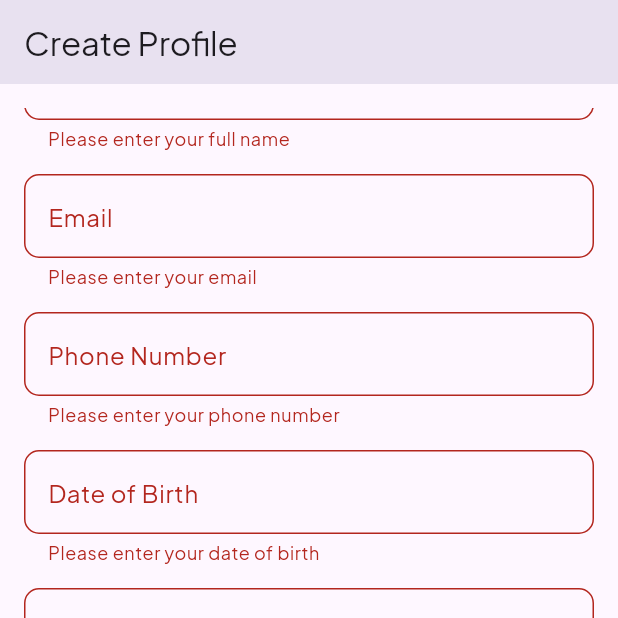
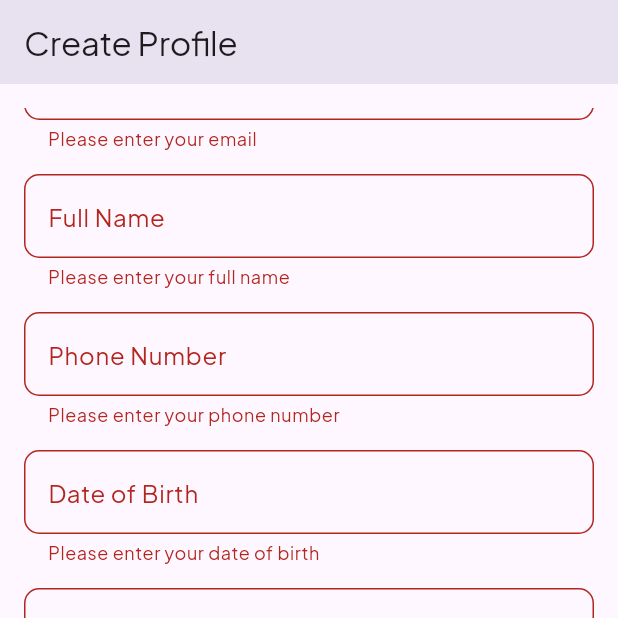
Before and after one commit to Rajvardhan-Desai/AlumniConnect, a Flutter app: the CreateProfileScreen screen opened directly, scrolled down 204 dp, after a tap on "Create Profile", on a phone screen of 412 x 824 dp, the top half of it. Run offline on Flutter 3.47's test engine with Material 3 defaults, Android fonts, the phone set to English and light mode, and no system bars; our stand-ins replace cached_network_image, carousel_slider, firebase_auth, firebase_core, firebase_database, firebase_storage and 9 more; missing offline and left inert: blurhash_dart; accounts and stored records are empty.

Commit message:
fetched email age limit 17 years old added filters organized alumni records

```diff
--- a/lib/screens/create_profile_screen.dart
+++ b/lib/screens/create_profile_screen.dart
@@ -35,6 +35,21 @@ class CreateProfileScreenState extends State<CreateProfileScreen> {
 
   static const int maxFileSize = 2 * 1024 * 1024; // 2MB in bytes
 
+  @override
+  void initState() {
+    super.initState();
+    _initializeUserEmail();
+  }
+
+  Future<void> _initializeUserEmail() async {
+    final User? user = FirebaseAuth.instance.currentUser;
+    if (user != null) {
+      setState(() {
+        _emailController.text = user.email ?? '';
+      });
+    }
+  }
+
   Future<void> _pickImage(ImageSource source) async {
     final scaffoldMessenger = ScaffoldMessenger.of(context);
     final pickedFile = await ImagePicker().pickImage(source: source);
@@ -48,7 +63,8 @@ class CreateProfileScreenState extends State<CreateProfileScreen> {
           _image = file;
         });
       } else {
-        showSnackBar(scaffoldMessenger, "Image size should be less than 2MB.", Colors.red);
+        showSnackBar(scaffoldMessenger, "Image size should be less than 2MB.",
+            Colors.red);
       }
     } else {
       showSnackBar(scaffoldMessenger, "No image selected.", Colors.red);
@@ -63,20 +79,21 @@ class CreateProfileScreenState extends State<CreateProfileScreen> {
 
   List<String> _getYears() {
     int currentYear = DateTime.now().year;
-    return List<String>.generate(currentYear - 1956, (index) => (currentYear - index).toString());
+    return List<String>.generate(
+        currentYear - 1956, (index) => (currentYear - index).toString());
   }
 
   Future<void> _selectDate(BuildContext context) async {
     DateTime now = DateTime.now();
-    DateTime eighteenYearsAgo = DateTime(now.year - 18, now.month, now.day);
+    DateTime seventeenYearsAgo = DateTime(now.year - 17, now.month, now.day);
 
     DateTime? selectedDate = await showDatePicker(
       fieldLabelText: "Enter Date (DD/MM/YYYY)",
       context: context,
       firstDate: DateTime(1924),
-      lastDate: eighteenYearsAgo,
+      lastDate: seventeenYearsAgo,
       initialEntryMode: DatePickerEntryMode.input,
-      initialDate: eighteenYearsAgo,
+      initialDate: seventeenYearsAgo,
       locale: const Locale('en', 'GB'),
     );
 
@@ -102,18 +119,24 @@ class CreateProfileScreenState extends State<CreateProfileScreen> {
           String? imageUrl;
           String? blurHash;
           if (_image != null) {
-            final storageRef = FirebaseStorage.instance.ref().child('profile_images').child('${user.uid}.${_image!.path.split('.').last}');
+            final storageRef = FirebaseStorage.instance
+                .ref()
+                .child('profile_images')
+                .child('${user.uid}.${_image!.path.split('.').last}');
             await storageRef.putFile(_image!);
             imageUrl = await storageRef.getDownloadURL();
             // Generate BlurHash
             final imageBytes = await _image!.readAsBytes();
             final decodedImage = img.decodeImage(imageBytes);
-            // final Uint8List uint8List = Uint8List.fromList(imageBytes);
-            blurHash = BlurHash.encode(decodedImage!, numCompX: 4, numCompY: 3).hash;
-            imageUrl = imageUrl.replaceAll('.${imageUrl.split('.').last}', '_200x200.${imageUrl.split('.').last}');
+            blurHash =
+                BlurHash.encode(decodedImage!, numCompX: 4, numCompY: 3).hash;
+            imageUrl = imageUrl.replaceAll('.${imageUrl.split('.').last}',
+                '_200x200.${imageUrl.split('.').last}');
           }
 
-          DatabaseReference dbRef = FirebaseDatabase.instance.ref('alumni/${user.uid}');
+          // Store user profile data
+          DatabaseReference dbRef = FirebaseDatabase.instance
+              .ref('alumni/$_selectedCourse/${user.uid}');
           await dbRef.set({
             'name': _nameController.text.trim(),
             'email': _emailController.text.trim(),
@@ -129,7 +152,23 @@ class CreateProfileScreenState extends State<CreateProfileScreen> {
             'blurHash': blurHash,
           });
 
-          showSnackBar(scaffoldMessenger, "Profile created successfully!", Colors.green);
+          // Store the city under the user's UID in the "filters/cities" node
+          DatabaseReference filtersRef =
+              FirebaseDatabase.instance.ref('filters');
+
+          await filtersRef
+              .child('cities')
+              .child(user.uid)
+              .set(_cityController.text.trim());
+
+          // Store the designation under the user's UID in the "filters/designations" node
+          await filtersRef
+              .child('designations')
+              .child(user.uid)
+              .set(_designationController.text.trim());
+
+          showSnackBar(
+              scaffoldMessenger, "Profile created successfully!", Colors.green);
 
           if (mounted) {
             Navigator.pushAndRemoveUntil(
@@ -139,10 +178,12 @@ class CreateProfileScreenState extends State<CreateProfileScreen> {
             );
           }
         } else {
-          showSnackBar(scaffoldMessenger, "User not authenticated.", Colors.red);
+          showSnackBar(
+              scaffoldMessenger, "User not authenticated.", Colors.red);
         }
       } catch (e) {
-        showSnackBar(scaffoldMessenger, "An error occurred: ${e.toString()}", Colors.red);
+        showSnackBar(scaffoldMessenger, "An error occurred: ${e.toString()}",
+            Colors.red);
       } finally {
         if (mounted) {
           setState(() {
@@ -221,7 +262,10 @@ class CreateProfileScreenState extends State<CreateProfileScreen> {
     );
   }
 
-  Widget _buildImageOption({required IconData icon, required String label, required VoidCallback onTap}) {
+  Widget _buildImageOption(
+      {required IconData icon,
+      required String label,
+      required VoidCallback onTap}) {
     return GestureDetector(
       onTap: onTap,
       child: Column(
@@ -255,27 +299,25 @@ class CreateProfileScreenState extends State<CreateProfileScreen> {
                   ),
                   const SizedBox(height: 20.0),
                   CustomTextFormField(
-                    controller: _nameController,
-                    labelText: 'Full Name',
+                    controller: _emailController,
+                    labelText: 'Email',
+                    keyboardType: TextInputType.emailAddress,
+                    readOnly: true, // Make the email field read-only
+                    isGrayedOut: false, // Make the email field grayed out
                     validator: (value) {
                       if (value == null || value.isEmpty) {
-                        return 'Please enter your full name';
+                        return 'Please enter your email';
                       }
                       return null;
                     },
                   ),
                   const SizedBox(height: 16.0),
                   CustomTextFormField(
-                    controller: _emailController,
-                    labelText: 'Email',
-                    keyboardType: TextInputType.emailAddress,
+                    controller: _nameController,
+                    labelText: 'Full Name',
                     validator: (value) {
                       if (value == null || value.isEmpty) {
-                        return 'Please enter your email';
-                      }
-                      final emailRegex = RegExp(r'^[^@]+@[^@]+\.[^@]+');
-                      if (!emailRegex.hasMatch(value)) {
-                        return 'Please enter a valid email';
+                        return 'Please enter your full name';
                       }
                       return null;
                     },
@@ -451,7 +493,8 @@ class ProfileImage extends StatelessWidget {
     return Stack(
       children: [
         Container(
-          margin: const EdgeInsets.all(8.0), // Add margin around the CircleAvatar
+          margin:
+              const EdgeInsets.all(8.0), // Add margin around the CircleAvatar
           child: CircleAvatar(
             radius: 60,
             backgroundImage: image != null ? FileImage(image!) : null,
@@ -491,6 +534,7 @@ class CustomTextFormField extends StatelessWidget {
   final List<TextInputFormatter>? inputFormatters;
   final String? Function(String?) validator;
   final bool readOnly;
+  final bool isGrayedOut;
   final VoidCallback? onTap;
 
   const CustomTextFormField({
@@ -501,6 +545,8 @@ class CustomTextFormField extends StatelessWidget {
     this.inputFormatters,
     required this.validator,
     this.readOnly = false,
+    this.isGrayedOut =
+        false, // New parameter to control the grayed-out appearance
     this.onTap,
   });
 
@@ -519,6 +565,7 @@ class CustomTextFormField extends StatelessWidget {
       validator: validator,
       readOnly: readOnly,
       onTap: onTap,
+      enabled: !isGrayedOut, // Disables the field if grayed out
     );
   }
 }
```
Lines whose indentation alone changed are shown as unchanged.
